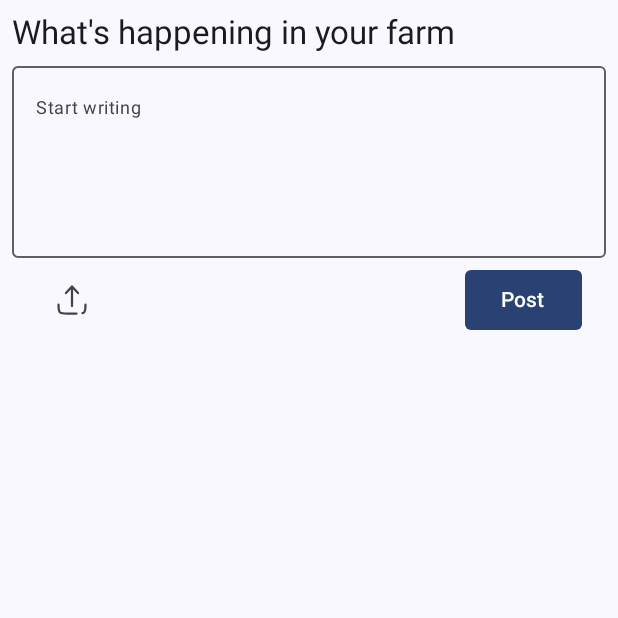
After one commit to elc49/copod, an Android app built with Jetpack Compose: the composable CreatePostScreen shown on its own in the app's theme, on a phone screen of 412 x 824 dp, the top half of it. The commit adds this screen. Run offline under Robolectric (Android 15) with nearby library versions, the phone set to English and light mode, and no system bars; 2 statements that could not run were skipped.

Commit message:
feat: create post screen

```diff
--- /dev/null
+++ b/Giggy-Android/app/src/main/java/com/lomolo/giggy/compose/screens/CreatePostScreen.kt
@@ -0,0 +1,90 @@
+package com.lomolo.giggy.compose.screens
+
+import androidx.compose.foundation.layout.Arrangement
+import androidx.compose.foundation.layout.Column
+import androidx.compose.foundation.layout.Row
+import androidx.compose.foundation.layout.fillMaxSize
+import androidx.compose.foundation.layout.fillMaxWidth
+import androidx.compose.foundation.layout.padding
+import androidx.compose.foundation.layout.size
+import androidx.compose.material3.Button
+import androidx.compose.material3.Icon
+import androidx.compose.material3.IconButton
+import androidx.compose.material3.MaterialTheme
+import androidx.compose.material3.OutlinedTextField
+import androidx.compose.material3.Text
+import androidx.compose.runtime.Composable
+import androidx.compose.ui.Alignment
+import androidx.compose.ui.Modifier
+import androidx.compose.ui.res.painterResource
+import androidx.compose.ui.res.stringResource
+import androidx.compose.ui.text.font.FontWeight
+import androidx.compose.ui.tooling.preview.Preview
+import androidx.compose.ui.unit.dp
+import com.lomolo.giggy.R
+import com.lomolo.giggy.ui.theme.GiggyTheme
+
+@Composable
+fun CreatePostScreen(
+    modifier: Modifier = Modifier
+) {
+    Column(
+        modifier = modifier
+            .fillMaxSize()
+            .padding(8.dp),
+        verticalArrangement = Arrangement.spacedBy(8.dp)
+    ) {
+        Text(
+            "What's happening in your farm",
+            style = MaterialTheme.typography.titleLarge,
+        )
+        OutlinedTextField(
+            value = "",
+            onValueChange = {},
+            placeholder = {
+                Text(
+                    text = stringResource(R.string.start_writing),
+                    style = MaterialTheme.typography.bodySmall,
+                    fontWeight = FontWeight.Normal
+                )
+            },
+            modifier = Modifier
+                .fillMaxWidth(),
+            minLines = 4,
+            supportingText = {
+                Row(
+                    verticalAlignment = Alignment.CenterVertically,
+                    horizontalArrangement = Arrangement.SpaceBetween,
+                    modifier = Modifier.fillMaxWidth()
+                ) {
+                    IconButton(
+                        onClick = { /*TODO*/ }
+                    ) {
+                       Icon(
+                           painterResource(id = R.drawable.upload),
+                           modifier = Modifier
+                               .size(24.dp),
+                           contentDescription = null
+                       )
+                    }
+                    Button(
+                        onClick = { /*TODO*/ },
+                        shape = MaterialTheme.shapes.extraSmall
+                    ) {
+                       Text(
+                           text = "Post"
+                       )
+                    }
+                }
+            }
+        )
+    }
+}
+
+@Preview
+@Composable
+fun CreatePostScreenPreview() {
+    GiggyTheme {
+        CreatePostScreen()
+    }
+}
--- /dev/null
+++ b/Giggy-Android/app/src/main/res/drawable-mdpi/upload.xml
@@ -0,0 +1,20 @@
+<vector xmlns:android="http://schemas.android.com/apk/res/android"
+    android:width="800dp"
+    android:height="800dp"
+    android:viewportWidth="24"
+    android:viewportHeight="24">
+  <path
+      android:pathData="M15,21H9C6.172,21 4.757,21 3.879,20.121C3,19.243 3,17.828 3,15M21,15C21,17.828 21,19.243 20.121,20.121C19.822,20.421 19.459,20.619 19,20.749"
+      android:strokeLineJoin="round"
+      android:strokeWidth="1.5"
+      android:fillColor="#00000000"
+      android:strokeColor="#1C274C"
+      android:strokeLineCap="round"/>
+  <path
+      android:pathData="M12,16V3M12,3L16,7.375M12,3L8,7.375"
+      android:strokeLineJoin="round"
+      android:strokeWidth="1.5"
+      android:fillColor="#00000000"
+      android:strokeColor="#1C274C"
+      android:strokeLineCap="round"/>
+</vector>
--- a/Giggy-Android/app/src/main/res/values/strings.xml
+++ b/Giggy-Android/app/src/main/res/values/strings.xml
@@ -4,4 +4,5 @@
     <string name="we_farm">We farm</string>
     <string name="get_started">Just a phone number to get started</string>
     <string name="no_posts_we_are_still_early">No posts. We are still early</string>
+    <string name="start_writing">Start writing</string>
 </resources>
```
